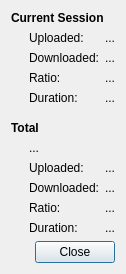
The window that qt/StatsDialog.ui (transmission/transmission) describes before a commit, drawn with Qt 5.
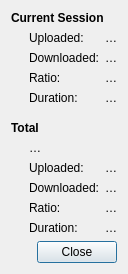
The same window after the commit.

```diff
--- a/qt/StatsDialog.ui
+++ b/qt/StatsDialog.ui
@@ -42,7 +42,7 @@
      <item row="0" column="1">
       <widget class="QLabel" name="currentUploadedValueLabel">
        <property name="text">
-        <string notr="true">...</string>
+        <string notr="true">…</string>
        </property>
       </widget>
      </item>
@@ -56,7 +56,7 @@
      <item row="1" column="1">
       <widget class="QLabel" name="currentDownloadedValueLabel">
        <property name="text">
-        <string notr="true">...</string>
+        <string notr="true">…</string>
        </property>
       </widget>
      </item>
@@ -70,7 +70,7 @@
      <item row="2" column="1">
       <widget class="QLabel" name="currentRatioValueLabel">
        <property name="text">
-        <string notr="true">...</string>
+        <string notr="true">…</string>
        </property>
       </widget>
      </item>
@@ -84,7 +84,7 @@
      <item row="3" column="1">
       <widget class="QLabel" name="currentDurationValueLabel">
        <property name="text">
-        <string notr="true">...</string>
+        <string notr="true">…</string>
        </property>
       </widget>
      </item>
@@ -124,7 +124,7 @@
      <item row="0" column="0" colspan="2">
       <widget class="QLabel" name="startCountLabel">
        <property name="text">
-        <string notr="true">...</string>
+        <string notr="true">…</string>
        </property>
       </widget>
      </item>
@@ -138,7 +138,7 @@
      <item row="1" column="1">
       <widget class="QLabel" name="totalUploadedValueLabel">
        <property name="text">
-        <string notr="true">...</string>
+        <string notr="true">…</string>
        </property>
       </widget>
      </item>
@@ -152,7 +152,7 @@
      <item row="2" column="1">
       <widget class="QLabel" name="totalDownloadedValueLabel">
        <property name="text">
-        <string notr="true">...</string>
+        <string notr="true">…</string>
        </property>
       </widget>
      </item>
@@ -166,7 +166,7 @@
      <item row="3" column="1">
       <widget class="QLabel" name="totalRatioValueLabel">
        <property name="text">
-        <string notr="true">...</string>
+        <string notr="true">…</string>
        </property>
       </widget>
      </item>
@@ -180,7 +180,7 @@
      <item row="4" column="1">
       <widget class="QLabel" name="totalDurationValueLabel">
        <property name="text">
-        <string notr="true">...</string>
+        <string notr="true">…</string>
        </property>
       </widget>
      </item>
```
